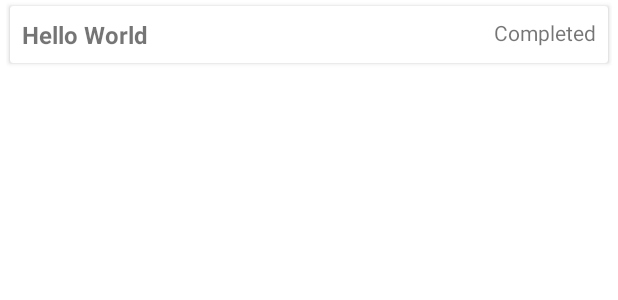
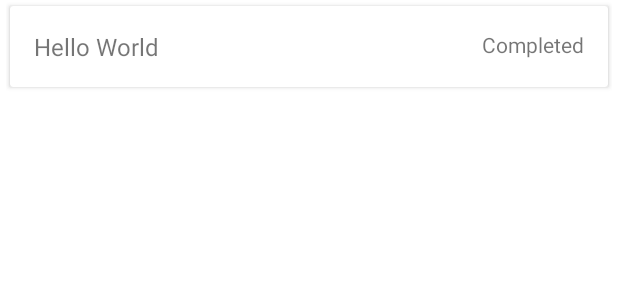
Before and after one commit to joseph-mpo-yeti/SimpleTodo, an Android app: the layout todo_item_view.xml on its own in the app's theme, with its tools: preview values and no code run, on a phone screen of 412 x 824 dp. Shown: the top 300 px of the screen. Run offline under Robolectric (Android 15) with nearby library versions, the phone set to English and light mode, and no system bars.

Commit message:
Updated walkthrough

```diff
--- a/app/src/main/java/com/josephmpo/simpletodo/MainActivity.java
+++ b/app/src/main/java/com/josephmpo/simpletodo/MainActivity.java
@@ -94,8 +94,8 @@ public class MainActivity extends AppCompatActivity
                 false
         ));
         updateMessageVisibility();
+        saveItems();
         adapter.notifyItemInserted(todos.size()-1);
-        saveItems();
         Toast.makeText(getApplicationContext(), extras.getString("title") + " added", Toast.LENGTH_SHORT).show();
     }
 
@@ -105,8 +105,8 @@ public class MainActivity extends AppCompatActivity
                 extras.getBoolean("completed")
         );
         todos.set(extras.getInt("position"), item);
+        saveItems();
         adapter.notifyItemChanged(extras.getInt("position"));
-        saveItems();
         Toast.makeText(getApplicationContext(), "Todo updated", Toast.LENGTH_SHORT).show();
     }
 
@@ -125,8 +125,8 @@ public class MainActivity extends AppCompatActivity
     public void onItemLongClickedListener(int position) {
         String title = todos.get(position).title;
         todos.remove(position);
+        saveItems();
         adapter.notifyItemRemoved(position);
-        saveItems();
         Toast.makeText(getApplicationContext(), title + " deleted", Toast.LENGTH_SHORT).show();
         updateMessageVisibility();
     }
--- a/app/src/main/java/com/josephmpo/simpletodo/TodoAdapter.java
+++ b/app/src/main/java/com/josephmpo/simpletodo/TodoAdapter.java
@@ -75,10 +75,6 @@ public class TodoAdapter extends RecyclerView.Adapter<TodoAdapter.ViewHolder> {
         public void bind(Todo item) {
             title.setText(item.title);
             completed.setText(item.completed ? "Done" : "Pending");
-
-            if(item.completed){
-                title.setPaintFlags(Paint.STRIKE_THRU_TEXT_FLAG);
-            }
         }
     }
 }
--- a/app/src/main/res/layout/todo_item_view.xml
+++ b/app/src/main/res/layout/todo_item_view.xml
@@ -20,11 +20,10 @@
                 android:layout_height="wrap_content"
                 android:id="@+id/item_title"
                 android:text="Hello World"
-                android:padding="8dp"
+                android:padding="16dp"
                 android:layout_marginEnd="90dp"
                 android:textSize="16sp"
                 android:ellipsize="end"
-                android:textStyle="bold"
                 />
 
             <TextView
@@ -33,7 +32,7 @@
                 android:id="@+id/item_completed"
                 android:text="Completed"
                 android:layout_alignParentRight="true"
-                android:padding="8dp"
+                android:padding="16dp"
                 />
 
 
```
Also changed, not shown: 3 other files.
